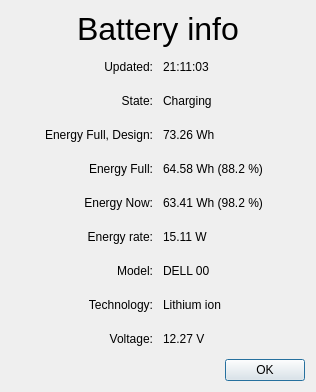
Qt form src/batteryinfo.ui (lxqt/lxqt-powermanagement) before a commit.
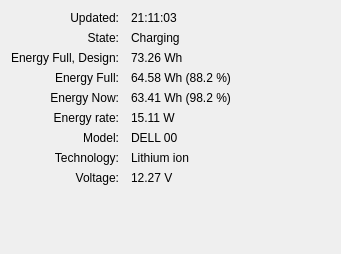
The same form after that commit.

Commit message: Refactor battery info dialog to handle more than one battery

What changed in the file:
```diff
--- a/src/batteryinfo.ui
+++ b/src/batteryinfo.ui
@@ -1,56 +1,28 @@
 <?xml version="1.0" encoding="UTF-8"?>
 <ui version="4.0">
  <class>BatteryInfo</class>
- <widget class="QDialog" name="BatteryInfo">
+ <widget class="QFrame" name="BatteryInfo">
   <property name="geometry">
    <rect>
     <x>0</x>
     <y>0</y>
-    <width>316</width>
-    <height>392</height>
+    <width>341</width>
+    <height>254</height>
    </rect>
   </property>
   <property name="windowTitle">
    <string>Power Management</string>
   </property>
-  <layout class="QVBoxLayout" name="verticalLayout" stretch="0,1,0">
-   <item>
-    <widget class="QLabel" name="label">
-     <property name="font">
-      <font>
-       <pointsize>24</pointsize>
-      </font>
-     </property>
-     <property name="text">
-      <string>Battery info</string>
-     </property>
-     <property name="alignment">
-      <set>Qt::AlignCenter</set>
-     </property>
-    </widget>
-   </item>
-   <item>
-    <layout class="QGridLayout" name="gridLayout">
+  <layout class="QFormLayout" name="formLayout">
+   <property name="fieldGrowthPolicy">
+    <enum>QFormLayout::AllNonFixedFieldsGrow</enum>
+   </property>
+   <property name="labelAlignment">
+    <set>Qt::AlignRight|Qt::AlignTrailing|Qt::AlignVCenter</set>
+   </property>
      <property name="horizontalSpacing">
-      <number>10</number>
-     </property>
-     <item row="4" column="0">
-      <widget class="QLabel" name="energyCaption">
-       <property name="text">
-        <string>Energy Now:</string>
-       </property>
-       <property name="alignment">
-        <set>Qt::AlignRight|Qt::AlignTrailing|Qt::AlignVCenter</set>
-       </property>
-      </widget>
-     </item>
-     <item row="0" column="1">
-      <widget class="QLabel" name="updatedValue">
-       <property name="text">
-        <string notr="true">21:11:03</string>
-       </property>
-      </widget>
-     </item>
+    <number>12</number>
+   </property>
      <item row="0" column="0">
       <widget class="QLabel" name="updatedCaption">
        <property name="font">
@@ -66,43 +38,27 @@
        </property>
       </widget>
      </item>
-     <item row="7" column="0">
-      <widget class="QLabel" name="technologyCaption">
+   <item row="0" column="1">
+    <widget class="QLabel" name="updatedValue">
        <property name="text">
-        <string>Technology:</string>
-       </property>
-       <property name="alignment">
-        <set>Qt::AlignRight|Qt::AlignTrailing|Qt::AlignVCenter</set>
-       </property>
-      </widget>
-     </item>
-     <item row="6" column="0">
-      <widget class="QLabel" name="modelCaption">
+      <string notr="true">21:11:03</string>
+     </property>
+    </widget>
+   </item>
+   <item row="1" column="0">
+    <widget class="QLabel" name="stateCaption">
        <property name="text">
-        <string>Model:</string>
+      <string>State:</string>
        </property>
        <property name="alignment">
         <set>Qt::AlignRight|Qt::AlignTrailing|Qt::AlignVCenter</set>
        </property>
       </widget>
      </item>
-     <item row="5" column="0">
-      <widget class="QLabel" name="energyRateCaption">
+   <item row="1" column="1">
+    <widget class="QLabel" name="stateValue">
        <property name="text">
-        <string>Energy rate:</string>
-       </property>
-       <property name="alignment">
-        <set>Qt::AlignRight|Qt::AlignTrailing|Qt::AlignVCenter</set>
-       </property>
-      </widget>
-     </item>
-     <item row="8" column="0">
-      <widget class="QLabel" name="voltageCaption">
-       <property name="text">
-        <string>Voltage:</string>
-       </property>
-       <property name="alignment">
-        <set>Qt::AlignRight|Qt::AlignTrailing|Qt::AlignVCenter</set>
+      <string notr="true">Charging</string>
        </property>
       </widget>
      </item>
@@ -116,10 +72,10 @@
        </property>
       </widget>
      </item>
-     <item row="5" column="1">
-      <widget class="QLabel" name="energyRateValue">
+   <item row="2" column="1">
+    <widget class="QLabel" name="energyFullDesignValue">
        <property name="text">
-        <string notr="true">15.11 W</string>
+      <string notr="true">73.26 Wh</string>
        </property>
       </widget>
      </item>
@@ -133,6 +89,23 @@
        </property>
       </widget>
      </item>
+   <item row="3" column="1">
+    <widget class="QLabel" name="energyFullValue">
+     <property name="text">
+      <string notr="true">64.58 Wh (88.2 %)</string>
+     </property>
+    </widget>
+   </item>
+   <item row="4" column="0">
+    <widget class="QLabel" name="energyCaption">
+     <property name="text">
+      <string>Energy Now:</string>
+     </property>
+     <property name="alignment">
+      <set>Qt::AlignRight|Qt::AlignTrailing|Qt::AlignVCenter</set>
+     </property>
+    </widget>
+   </item>
      <item row="4" column="1">
       <widget class="QLabel" name="energyValue">
        <property name="text">
@@ -140,17 +113,30 @@
        </property>
       </widget>
      </item>
-     <item row="2" column="1">
-      <widget class="QLabel" name="energyFullDesignValue">
+   <item row="5" column="0">
+    <widget class="QLabel" name="energyRateCaption">
        <property name="text">
-        <string notr="true">73.26 Wh</string>
-       </property>
-      </widget>
-     </item>
-     <item row="7" column="1">
-      <widget class="QLabel" name="technologyValue">
+      <string>Energy rate:</string>
+     </property>
+     <property name="alignment">
+      <set>Qt::AlignRight|Qt::AlignTrailing|Qt::AlignVCenter</set>
+     </property>
+    </widget>
+   </item>
+   <item row="5" column="1">
+    <widget class="QLabel" name="energyRateValue">
        <property name="text">
-        <string notr="true">Lithium ion</string>
+      <string notr="true">15.11 W</string>
+     </property>
+    </widget>
+   </item>
+   <item row="6" column="0">
+    <widget class="QLabel" name="modelCaption">
+     <property name="text">
+      <string>Model:</string>
+     </property>
+     <property name="alignment">
+      <set>Qt::AlignRight|Qt::AlignTrailing|Qt::AlignVCenter</set>
        </property>
       </widget>
      </item>
@@ -161,10 +147,30 @@
        </property>
       </widget>
      </item>
-     <item row="3" column="1">
-      <widget class="QLabel" name="energyFullValue">
+   <item row="7" column="0">
+    <widget class="QLabel" name="technologyCaption">
        <property name="text">
-        <string notr="true">64.58 Wh (88.2 %)</string>
+      <string>Technology:</string>
+     </property>
+     <property name="alignment">
+      <set>Qt::AlignRight|Qt::AlignTrailing|Qt::AlignVCenter</set>
+     </property>
+    </widget>
+   </item>
+   <item row="7" column="1">
+    <widget class="QLabel" name="technologyValue">
+     <property name="text">
+      <string notr="true">Lithium ion</string>
+     </property>
+    </widget>
+   </item>
+   <item row="8" column="0">
+    <widget class="QLabel" name="voltageCaption">
+     <property name="text">
+      <string>Voltage:</string>
+     </property>
+     <property name="alignment">
+      <set>Qt::AlignRight|Qt::AlignTrailing|Qt::AlignVCenter</set>
        </property>
       </widget>
      </item>
@@ -175,35 +181,6 @@
        </property>
       </widget>
      </item>
-     <item row="1" column="0">
-      <widget class="QLabel" name="stateCaption">
-       <property name="text">
-        <string>State:</string>
-       </property>
-       <property name="alignment">
-        <set>Qt::AlignRight|Qt::AlignTrailing|Qt::AlignVCenter</set>
-       </property>
-      </widget>
-     </item>
-     <item row="1" column="1">
-      <widget class="QLabel" name="stateValue">
-       <property name="text">
-        <string notr="true">Charging</string>
-       </property>
-      </widget>
-     </item>
-    </layout>
-   </item>
-   <item>
-    <widget class="QDialogButtonBox" name="buttonBox">
-     <property name="orientation">
-      <enum>Qt::Horizontal</enum>
-     </property>
-     <property name="standardButtons">
-      <set>QDialogButtonBox::Ok</set>
-     </property>
-    </widget>
-   </item>
   </layout>
  </widget>
  <resources/>
```
Left out of the diff: 35 changed lines with no effect on the pictures. Lines whose indentation alone changed are shown as unchanged. The commit also changes 8 other files.
